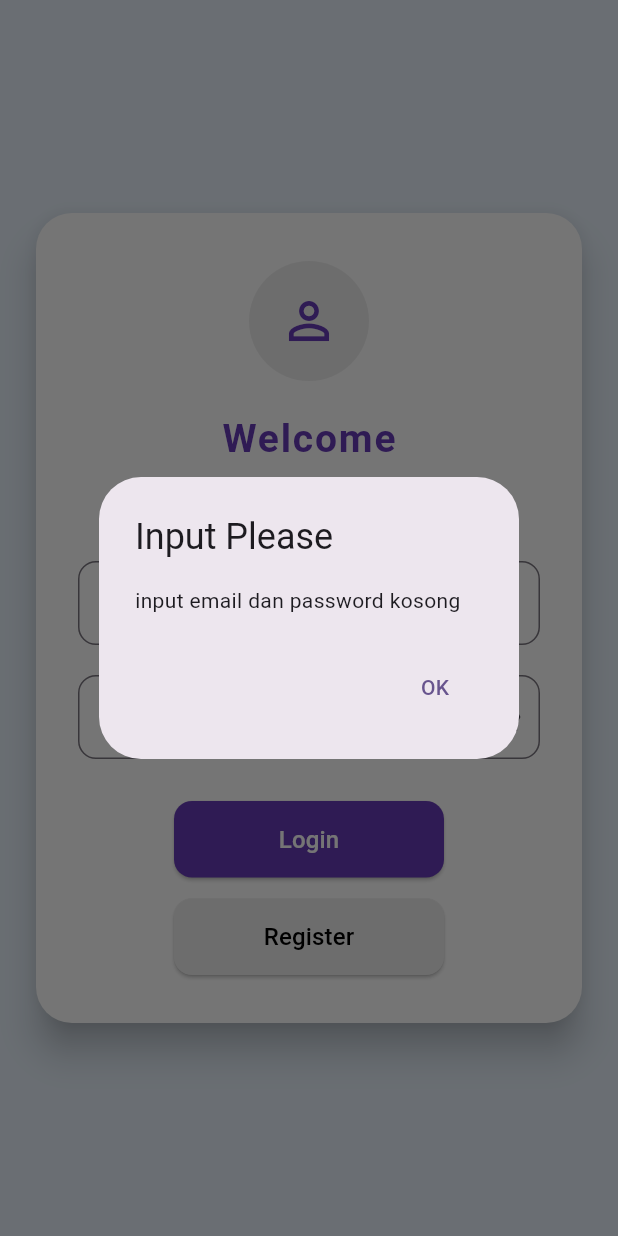
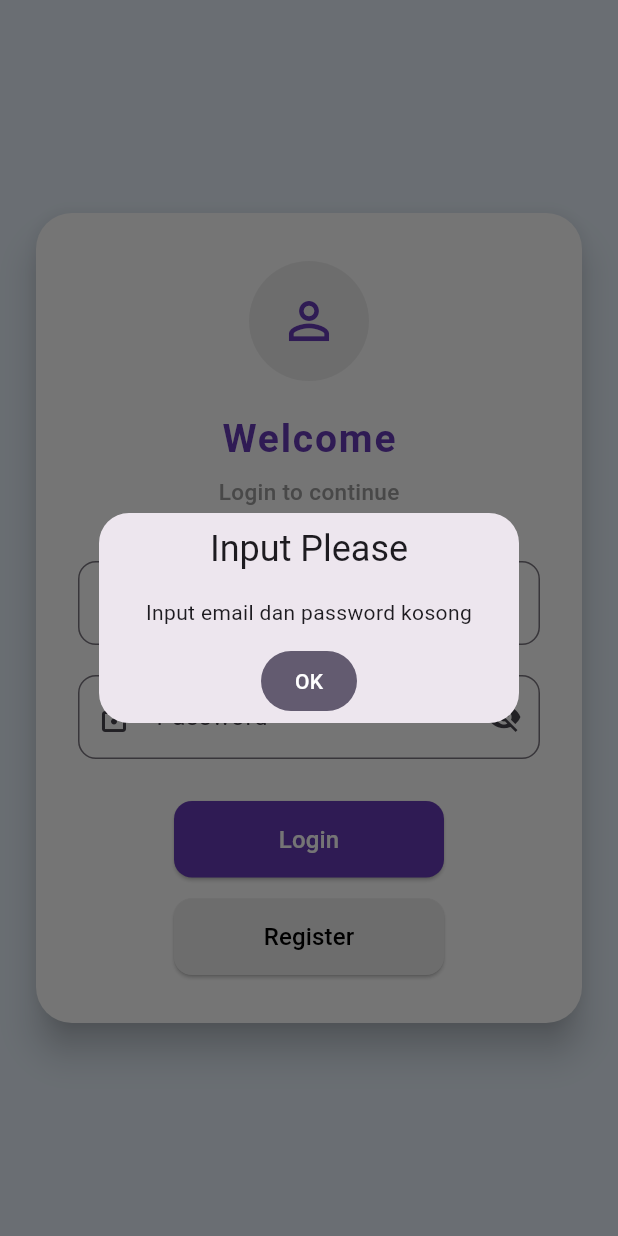
Before and after one commit to Dvonne-D-Thales/todolist, a Flutter app: the LoginPage screen opened by its route, after a tap on "Login", on a phone screen of 412 x 824 dp. Run offline on Flutter 3.47's test engine with Material 3 defaults, Android fonts, the phone set to English and light mode, and no system bars; our stand-ins replace get.

Commit message:
bug fix and optimisasi

```diff
--- a/lib/controllers/auth_controller.dart
+++ b/lib/controllers/auth_controller.dart
@@ -3,63 +3,43 @@ import 'package:get/get.dart';
 import 'package:todolist/routes/routes.dart';
 
 class AuthController extends GetxController {
-  final correctUsername = "sasiEnriko";
-  final correctPassword = "jangkarLaut";
+  final correctUsername = "a";
+  final correctPassword = "a";
 
-  void login(BuildContext context, String email, String password,
-      TextEditingController emailController, TextEditingController passwordController) {
+  void login(
+    String email,
+    String password,
+    TextEditingController emailController,
+    TextEditingController passwordController,
+  ) {
     if (email == correctUsername && password == correctPassword) {
-      showDialog(
-        context: context,
-        builder: (context) {
-          return AlertDialog(
-            title: const Text("Login Successful"),
-            content: Text("Welcome, $email!"),
-            actions: [
-              TextButton(
-                onPressed: () {
-                  Get.offAllNamed(Routes.mainmenu);
-                },
-                child: const Text("OK"),
-              ),
-            ],
-          );
+      Get.defaultDialog(
+        title: "Login Successful",
+        middleText: "Welcome, $email!",
+        textConfirm: "OK",
+        confirmTextColor: Colors.white,
+        onConfirm: () {
+          Get.offAllNamed(Routes.mainmenu);
         },
       );
     } else if (email.isEmpty && password.isEmpty) {
-      showDialog(
-        context: context,
-        builder: (context) {
-          return AlertDialog(
-            title: const Text("Input Please"),
-            content: const Text("input email dan password kosong"),
-            actions: [
-              TextButton(
-                onPressed: () {
-                  Navigator.of(context).pop();
-                },
-                child: const Text("OK"),
-              ),
-            ],
-          );
+      Get.defaultDialog(
+        title: "Input Please",
+        middleText: "Input email dan password kosong",
+        textConfirm: "OK",
+        confirmTextColor: Colors.white,
+        onConfirm: () {
+          Get.back(); // tutup dialog
         },
       );
     } else {
-      showDialog(
-        context: context,
-        builder: (context) {
-          return AlertDialog(
-            title: const Text("PEYUSUP!!!"),
-            content: const Text("penyusup tidak dikenal, silahkan coba lagi"),
-            actions: [
-              TextButton(
-                onPressed: () {
-                  Navigator.of(context).pop();
-                },
-                child: const Text("OK"),
-              ),
-            ],
-          );
+      Get.defaultDialog(
+        title: "PEYUSUP!!!",
+        middleText: "Penyusup tidak dikenal, silahkan coba lagi",
+        textConfirm: "OK",
+        confirmTextColor: Colors.white,
+        onConfirm: () {
+          Get.back(); // tutup dialog
         },
       );
 
--- a/lib/controllers/todolist_controller.dart
+++ b/lib/controllers/todolist_controller.dart
@@ -5,6 +5,17 @@ import 'package:todolist/models/todolist_model.dart';
 
 class TodoController extends GetxController {
   var todos = <TodoItem>[].obs;
+
+  // 🔹 untuk animasi FAB
+  var turns = 0.0.obs;
+
+  void rotateAndNavigate() {
+    turns.value += 10;
+
+    Future.delayed(const Duration(milliseconds: 500), () {
+      Get.toNamed('/add_page');
+    });
+  }
 
   void addTodo(String title, String description, String category) {
     final newTodo = TodoItem(
@@ -32,11 +43,9 @@ class TodoController extends GetxController {
     if (updatedtodo.isDone) {
       final historyController = Get.find<HistoryController>();
       historyController.addToHistory(updatedtodo);
-
       todos.removeAt(index);
     }
   }
-
 
   void confirmDelete(BuildContext context, int index) {
     final title = todos[index].title;
@@ -56,7 +65,6 @@ class TodoController extends GetxController {
     );
   }
 
-
   void confirmToggle(int index) {
     final title = todos[index].title;
     Get.defaultDialog(
--- a/lib/pages/login_page.dart
+++ b/lib/pages/login_page.dart
@@ -6,17 +6,16 @@ import 'package:todolist/widgets/custom_button.dart';
 import 'package:todolist/widgets/costum_card.dart';
 import 'package:todolist/widgets/custom_textfield.dart';
 
-class LoginPage extends StatefulWidget {
-  const LoginPage({super.key});
-
-  @override
-  State<LoginPage> createState() => _LoginPageState();
+class LoginController extends GetxController {
+  var obscurePassword = true.obs;
+  final emailController = TextEditingController();
+  final passwordController = TextEditingController();
 }
 
-class _LoginPageState extends State<LoginPage> {
-  final TextEditingController emailController = TextEditingController();
-  final TextEditingController passwordController = TextEditingController();
-  bool _obscurePassword = true;
+class LoginPage extends StatelessWidget {
+  LoginPage({super.key});
+
+  final loginController = Get.put(LoginController());
 
   @override
   Widget build(BuildContext context) {
@@ -36,7 +35,7 @@ class _LoginPageState extends State<LoginPage> {
                   crossAxisAlignment: CrossAxisAlignment.center,
                   children: [
                     Container(
-                      decoration: BoxDecoration(shape: BoxShape.circle),
+                      decoration: const BoxDecoration(shape: BoxShape.circle),
                       child: const CircleAvatar(
                         radius: 40,
                         backgroundColor: Color(0xFFEEEEEE),
@@ -62,29 +61,31 @@ class _LoginPageState extends State<LoginPage> {
                       "Login to continue",
                       style: TextStyle(
                         fontSize: 15,
-                        color: Colors.grey[700],
+                        color: Colors.grey,
                         fontWeight: FontWeight.w500,
                       ),
                     ),
                     const SizedBox(height: 36),
                     CustomTextField(
                       label: "Username",
-                      controller: emailController,
+                      controller: loginController.emailController,
                       prefixIcon: Icons.person,
                       maxLines: 1,
                     ),
                     const SizedBox(height: 20),
-                    CustomTextField(
-                      label: "Password",
-                      controller: passwordController,
-                      isPassword: true,
-                      obscureText: _obscurePassword,
-                      onToggleVisibility: () {
-                        setState(() {
-                          _obscurePassword = !_obscurePassword;
-                        });
-                      },
-                      maxLines: 1, prefixIcon: Icons.lock,
+                    Obx(
+                      () => CustomTextField(
+                        label: "Password",
+                        controller: loginController.passwordController,
+                        isPassword: true,
+                        obscureText: loginController.obscurePassword.value,
+                        onToggleVisibility: () {
+                          loginController.obscurePassword.value =
+                              !loginController.obscurePassword.value;
+                        },
+                        maxLines: 1,
+                        prefixIcon: Icons.lock,
+                      ),
                     ),
                     const SizedBox(height: 28),
                     CustomButton(
@@ -94,17 +95,15 @@ class _LoginPageState extends State<LoginPage> {
                       onPressed: () {
                         final authController = Get.find<AuthController>();
                         authController.login(
-                          context,
-                          emailController.text.trim(),
-                          passwordController.text.trim(),
-                          emailController,
-                          passwordController,
+                          loginController.emailController.text.trim(),
+                          loginController.passwordController.text.trim(),
+                          loginController.emailController,
+                          loginController.passwordController,
                         );
                       },
                       borderRadius: 16,
                       elevation: 4,
                     ),
-
                     const SizedBox(height: 14),
                     CustomButton(
                       text: "Register",
@@ -114,7 +113,7 @@ class _LoginPageState extends State<LoginPage> {
                         Navigator.push(
                           context,
                           MaterialPageRoute(
-                            builder: (context) => const RegisterPage(),
+                            builder: (context) =>  RegisterPage(),
                           ),
                         );
                       },
--- a/lib/pages/mainmenu_page.dart
+++ b/lib/pages/mainmenu_page.dart
@@ -1,6 +1,6 @@
 import 'package:flutter/material.dart';
 import 'package:get/get.dart';
-import 'package:todolist/controllers/navdrawer_controller.dart';
+
 import 'package:todolist/controllers/navbar_controller.dart';
 
 class MainmenuPage extends StatelessWidget {
@@ -8,12 +8,11 @@ class MainmenuPage extends StatelessWidget {
 
   @override
   Widget build(BuildContext context) {
-    final NavDrawerController navC = Get.put(NavDrawerController());
     final NavbarController navbarC = Get.put(NavbarController());
 
     return Scaffold(
       body: Obx(() {
-        return navC.pages[navbarC.selectedIndex.value];
+        return navbarC.pages[navbarC.selectedIndex.value];
       }),
       bottomNavigationBar: Obx(() {
         return BottomNavigationBar(
--- a/lib/routes/pages.dart
+++ b/lib/routes/pages.dart
@@ -13,8 +13,8 @@ import 'package:todolist/pages/todolist_page.dart';
 
 class AppPages {
   static final pages = [
-    GetPage(name: '/login', page: () => const LoginPage()),
-    GetPage(name: '/register', page: () => const RegisterPage()),
+    GetPage(name: '/login', page: () =>  LoginPage()),
+    GetPage(name: '/register', page: () =>  RegisterPage()),
     GetPage(
       name: '/mainmenu',
       page: () => MainmenuPage(),
--- a/pubspec.yaml
+++ b/pubspec.yaml
@@ -63,8 +63,8 @@ flutter:
 
   # To add assets to your application, add an assets section, like this:
   # assets:
-  #   - lib/assets/images/sasi.svg
-  #   - lib/assets/images/enriko.svg
+  #   - lib/assets/images/sasi.jpeg
+  #   - lib/assets/images/enriko.jpeg
 
   # An image asset can refer to one or more resolution-specific "variants", see
   # https://flutter.dev/to/resolution-aware-images
```
Also changed, not shown: lib/controllers/add_controller.dart (+0 -7 lines), lib/controllers/navdrawer_controller.dart (deleted, +0 -26 lines), lib/controllers/register_controller.dart (added, +23 -0 lines), lib/pages/register_page.dart (+46 -32 lines), lib/pages/todolist_page.dart (+11 -32 lines), lib/widgets/nav_drawer.dart (deleted, +0 -74 lines).
